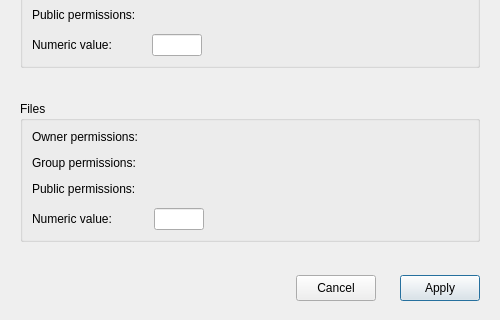
Old version of the form src/MEGASync/gui/ui/PermissionsDialog.ui in the repository meganz/MEGAsync; both pictures show x 0 to 500 and y 231 to 551 of the 500 by 551 pixel window.
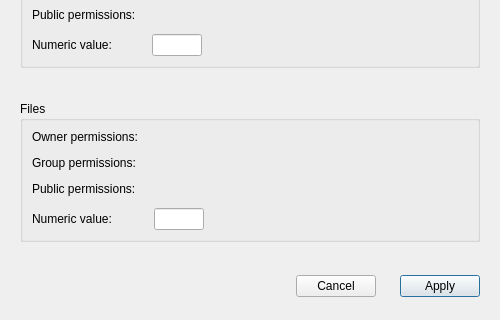
New version of the form. Custom widgets are drawn as their Qt base class.

Diff of the .ui file:
```diff
--- a/src/MEGASync/gui/ui/PermissionsDialog.ui
+++ b/src/MEGASync/gui/ui/PermissionsDialog.ui
@@ -351,13 +351,13 @@
        <property name="minimumSize">
         <size>
          <width>0</width>
-         <height>26</height>
+         <height>0</height>
         </size>
        </property>
        <property name="maximumSize">
         <size>
          <width>16777215</width>
-         <height>26</height>
+         <height>16777215</height>
         </size>
        </property>
        <property name="cursor">
@@ -379,13 +379,13 @@
        <property name="minimumSize">
         <size>
          <width>0</width>
-         <height>26</height>
+         <height>0</height>
         </size>
        </property>
        <property name="maximumSize">
         <size>
          <width>16777215</width>
-         <height>26</height>
+         <height>16777215</height>
         </size>
        </property>
        <property name="cursor">
```
